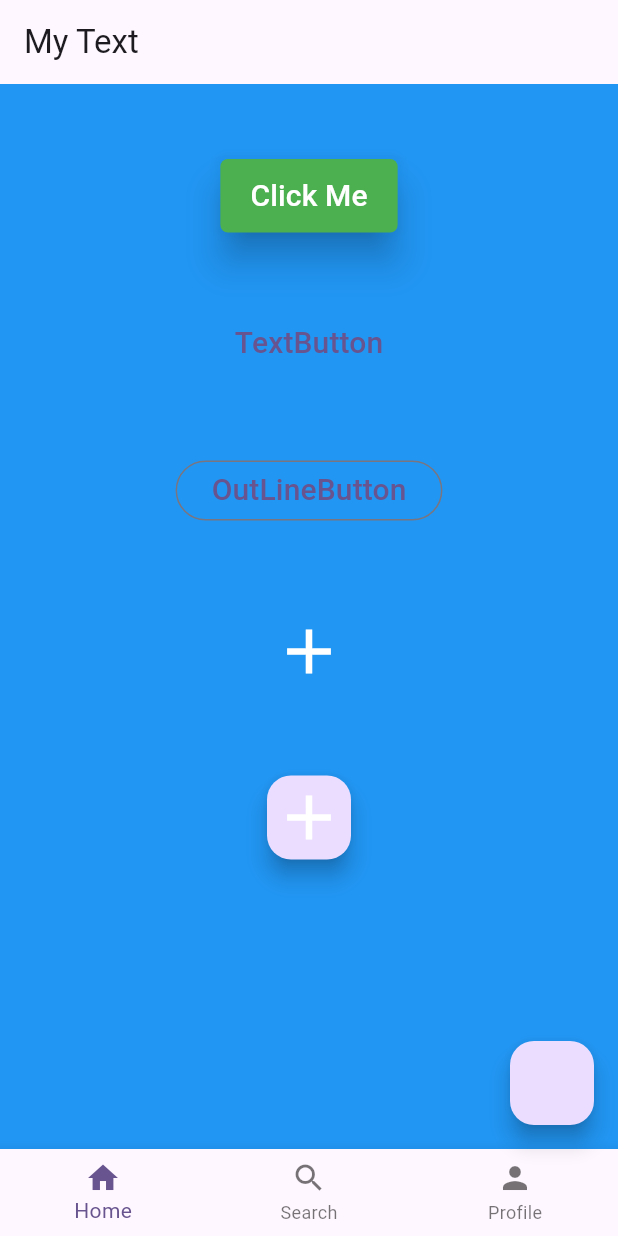
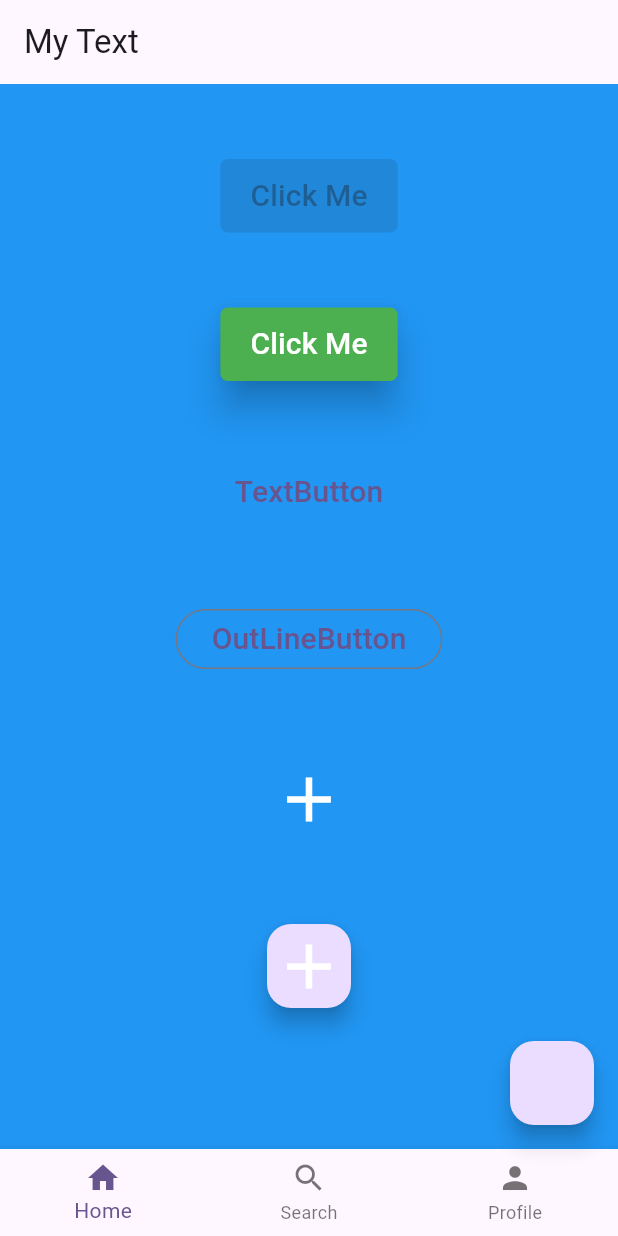
Before and after one commit to LucHo251025/Fullter-Learn, a Flutter app: the screen it shows after launch, after a tap on "Click Me", on a phone screen of 412 x 824 dp. Run offline on Flutter 3.47's test engine with Material 3 defaults, Android fonts, the phone set to English and light mode, and no system bars.

Commit message:
even button

```diff
--- a/lib/learn/day3-widgets/MyButton.dart
+++ b/lib/learn/day3-widgets/MyButton.dart
@@ -17,10 +17,9 @@ class MyButton extends StatelessWidget {
           const SizedBox(
             height: 50,
           ),
+          //khoa nut onPressed = null
           ElevatedButton(
-              onPressed: () {
-                print("Hello");
-              },
+              onPressed:null,
               child: Text(
                 "Click Me",
                 style: TextStyle(fontSize: 20),
@@ -42,6 +41,35 @@ class MyButton extends StatelessWidget {
           const SizedBox(
             height: 50,
           ),
+          ElevatedButton(
+            onPressed:(){
+              print("ElevatedButton");
+            },
+            onLongPress: (){
+              print("Long Pressed");
+            },
+            child: Text(
+              "Click Me",
+              style: TextStyle(fontSize: 20),
+            ),
+            style: ElevatedButton.styleFrom(
+                backgroundColor: Colors.green,
+                foregroundColor: Colors.white,
+                shape: RoundedRectangleBorder(
+                  borderRadius: BorderRadius.circular(5),
+                ),
+                padding: EdgeInsets.symmetric(
+                  horizontal: 20,
+                  vertical: 10,
+                ),
+                elevation: 10
+            ),
+
+          ),
+          const SizedBox(
+            height: 50,
+          ),
+
           TextButton(
               onPressed: () {
                 print("TextButton");
```
